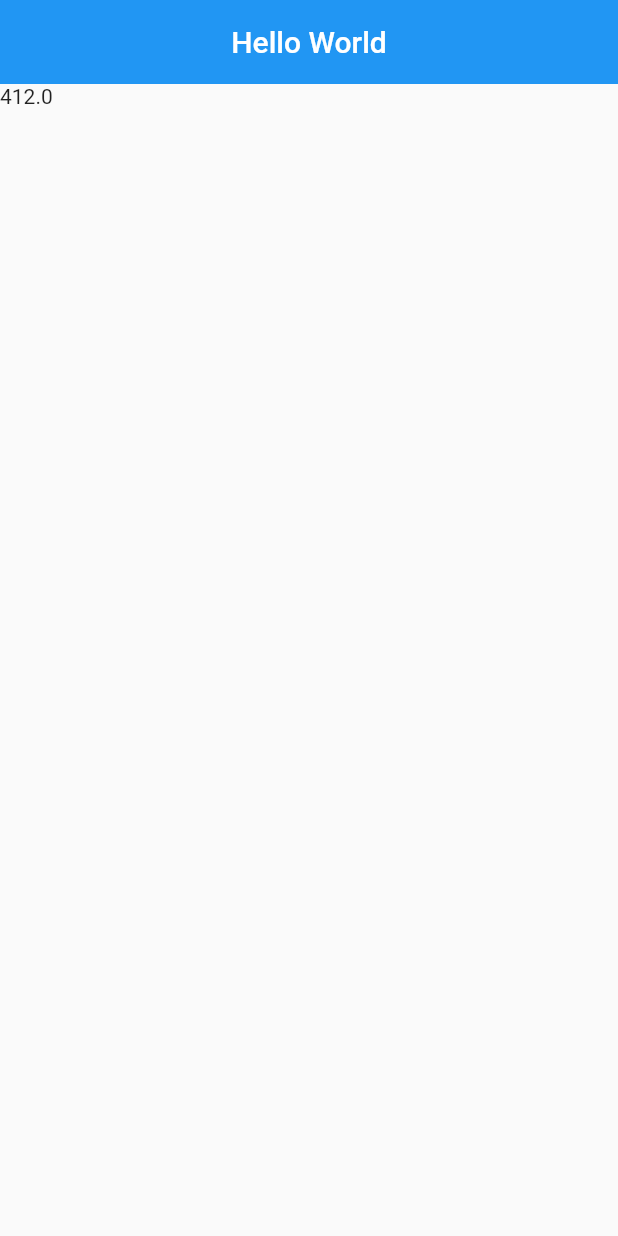
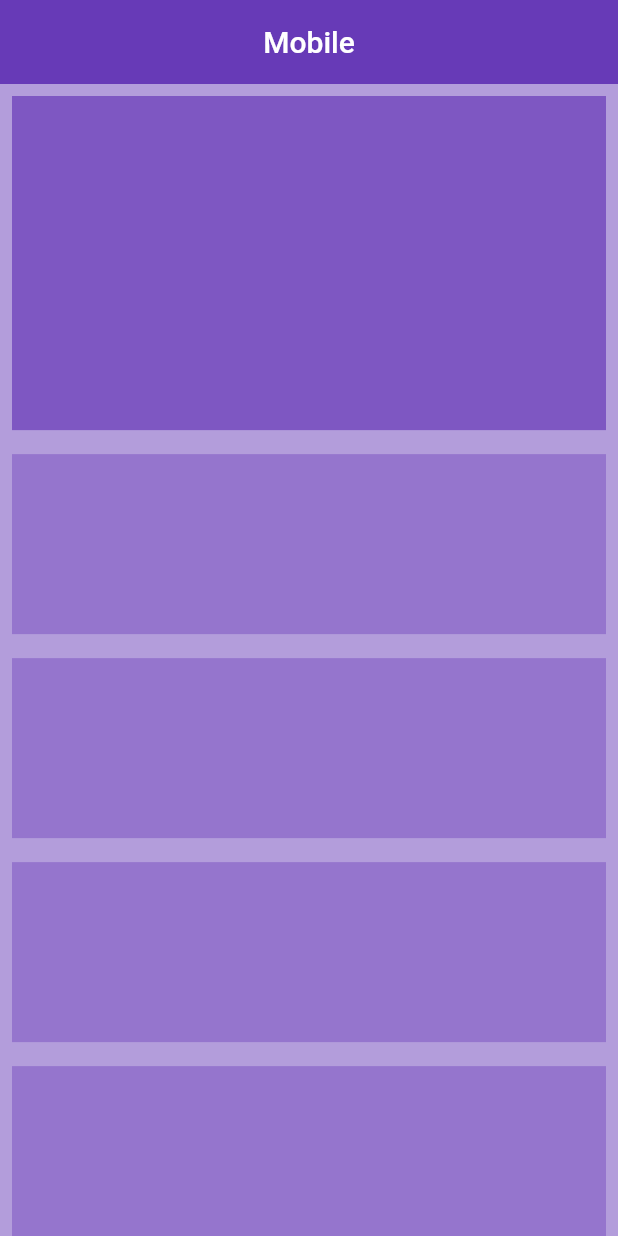
Before and after one commit to assisfery/responsive_layout_flutter, a Flutter app: the screen it shows after launch, on a phone screen of 412 x 824 dp. Run offline on Flutter 3.47's test engine with Material 2 defaults, Android fonts, the phone set to English and light mode, and no system bars.

Commit message:
desktop and mobile body

```diff
--- /dev/null
+++ b/lib/home_mobile_page.dart
@@ -0,0 +1,43 @@
+import 'package:flutter/material.dart';
+
+class HomeMobileBody extends StatelessWidget {
+  const HomeMobileBody({Key? key}) : super(key: key);
+
+  @override
+  Widget build(BuildContext context) {
+    return Scaffold(
+      backgroundColor: Colors.deepPurple[200],
+      appBar: AppBar(
+        title: Center(child: Text("Mobile")),
+        elevation: 0,
+        backgroundColor: Colors.deepPurple,
+      ),
+      body: Container(
+        child: Column(
+          children: [
+            Padding(
+              padding: EdgeInsets.all(8),
+              child: AspectRatio(
+                  aspectRatio: 16 / 9,
+                  child: Container(
+                    color: Colors.deepPurple[400],
+                  )),
+            ),
+            Expanded(
+                child: ListView.builder(
+              itemCount: 8,
+              itemBuilder: (context, index) {
+                return Padding(
+                    padding: EdgeInsets.all(8),
+                    child: Container(
+                      color: Colors.deepPurple[300],
+                      height: 120,
+                    ));
+              },
+            ))
+          ],
+        ),
+      ),
+    );
+  }
+}
--- a/lib/home_page.dart
+++ b/lib/home_page.dart
@@ -1,4 +1,7 @@
 import 'package:flutter/material.dart';
+import 'package:responsive_layout_flutter/home_desktop_page.dart';
+import 'package:responsive_layout_flutter/home_mobile_page.dart';
+import 'package:responsive_layout_flutter/responsive_layout.dart';
 
 class HomePage extends StatefulWidget {
   const HomePage({Key? key}) : super(key: key);
@@ -11,16 +14,8 @@ class _HomePageState extends State<HomePage> {
   @override
   Widget build(BuildContext context) {
 
-    final currentWidth = MediaQuery.of(context).size.width;
+    // final currentWidth = MediaQuery.of(context).size.width;
 
-    return Scaffold(
-      appBar: AppBar(
-        elevation: 0,
-        title: const Center(child: Text("Hello World")),
-      ),
-      body: Container(
-        child: Column(children: [Text(currentWidth.toString())]),
-      ),
-    );
+    return ResponsiveLayout(mobileBody: HomeMobileBody(), desktopBody: HomeDesktopBody());
   }
 }
--- a/lib/responsive_layout.dart
+++ b/lib/responsive_layout.dart
@@ -11,7 +11,7 @@ class ResponsiveLayout extends StatelessWidget {
   Widget build(BuildContext context) {
     return LayoutBuilder(
       builder: (context, constraints){
-        if(constraints.maxHeight < 600)
+        if(constraints.maxWidth < 600)
         {
           return mobileBody;
         }
```
Also changed, not shown: lib/home_desktop_page.dart (added, +53 -0 lines).
